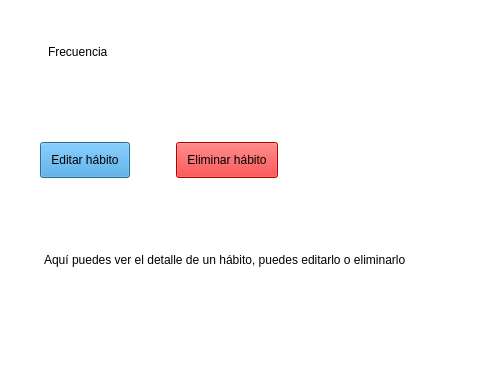
First picture: the form in infraestructure/ui/pages/habit_detail/habit_detail_view.ui, repository judajaavAlt/PI2, before the edit; both pictures show x 0 to 480 and y 385 to 762 of the 574 by 762 pixel window.
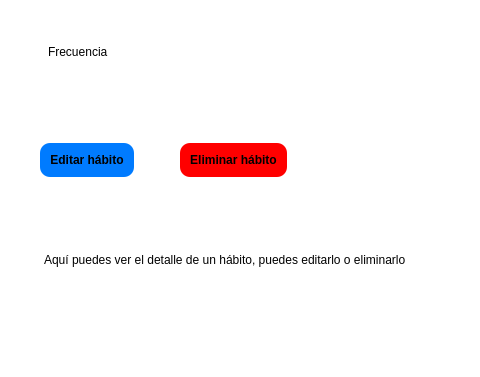
Second picture: the form after the edit.

The edit to the form file:
```diff
--- a/infraestructure/ui/pages/habit_detail/habit_detail_view.ui
+++ b/infraestructure/ui/pages/habit_detail/habit_detail_view.ui
@@ -18,6 +18,7 @@
 	background-color: white;
 	padding: 10px;
 	margin: 60px 20px 80px;
+	border-radius: 10px;
 }
 
 QLabel {
@@ -119,14 +120,23 @@
    <item>
     <widget class="QWidget" name="buttons_widget" native="true">
      <property name="styleSheet">
-      <string notr="true">margin: 20px</string>
+      <string notr="true">margin: 20px;
+font-weight: bold;</string>
      </property>
      <layout class="QHBoxLayout" name="horizontalLayout">
       <item>
        <widget class="QPushButton" name="btn_edit">
         <property name="styleSheet">
          <string notr="true">QPushButton {
-	background-color: #3498db;
+	background-color: #007BFF;
+}
+
+QPushButton#btn_editar:hover {
+    background-color: #0056b3;
+}
+
+QPushButton#btn_editar:pressed {
+    background-color: #004085;
 }</string>
         </property>
         <property name="text">
```
